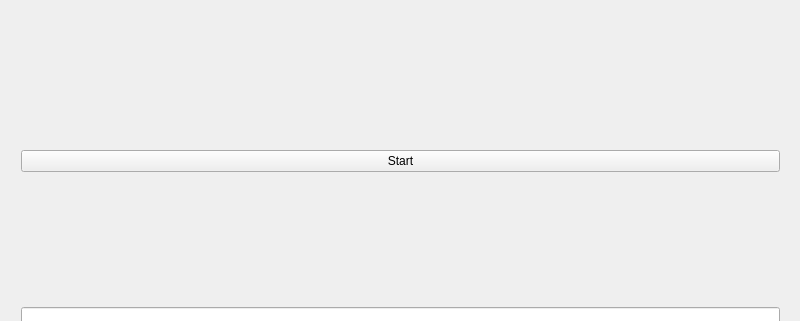
The window that MainWindow.ui (hardaker/CuteCW) describes before a commit, drawn with Qt 5; both pictures show x 0 to 800 and y 0 to 321 of the 800 by 480 pixel window.
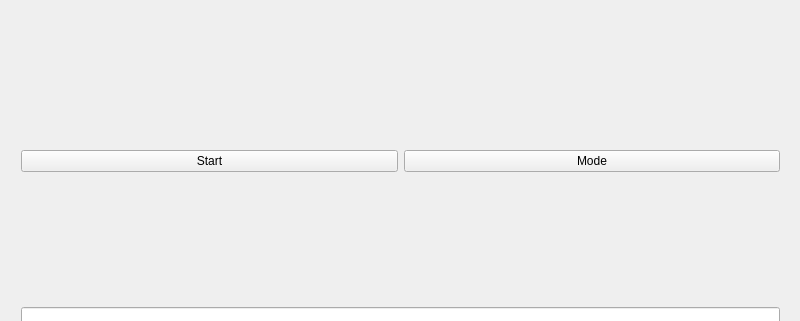
The same window after the commit.

Commit message: created a menu for switching modes; switch modes based on it; start creating stats object

```diff
--- a/MainWindow.ui
+++ b/MainWindow.ui
@@ -33,6 +33,13 @@
          </property>
         </widget>
        </item>
+       <item>
+        <widget class="QPushButton" name="modeMenu">
+         <property name="text">
+          <string>Mode</string>
+         </property>
+        </widget>
+       </item>
       </layout>
      </item>
      <item>
```
The commit also changes 7 other files.
